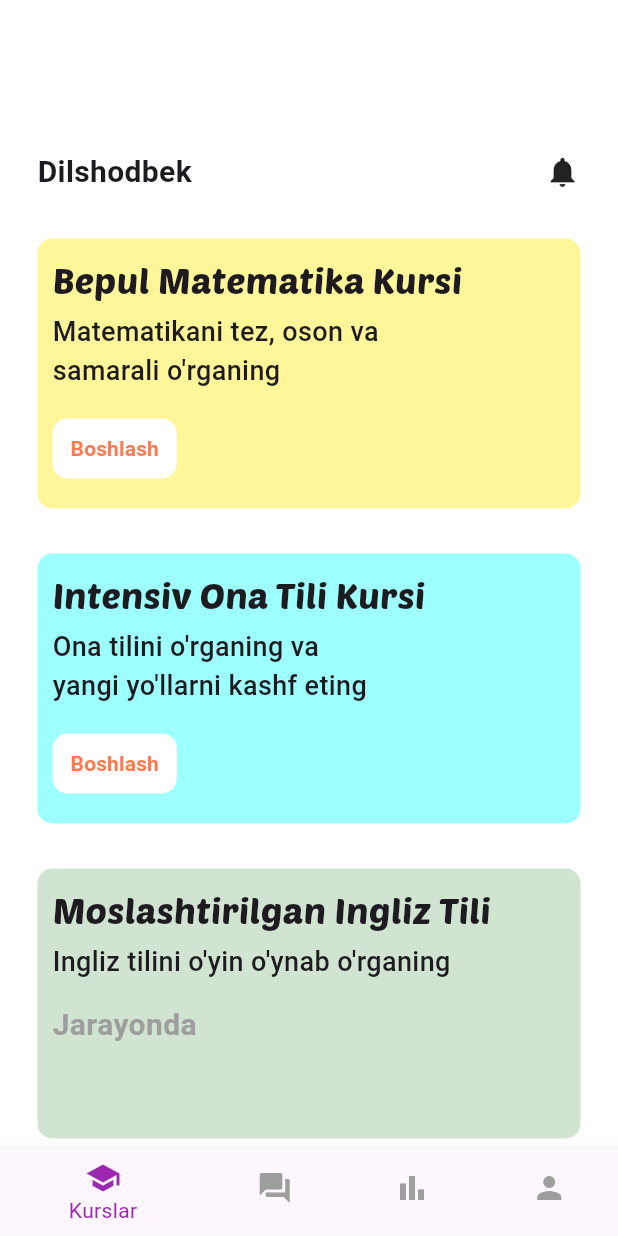
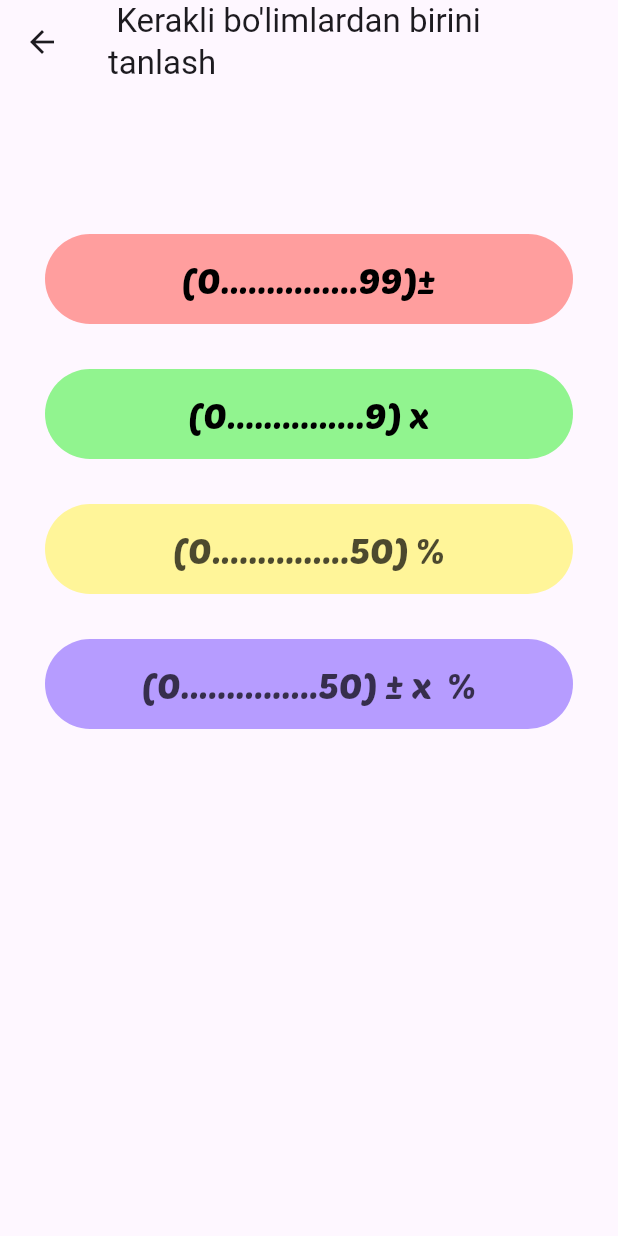
Before and after one commit to Primberdiyev/Imkon-App, a Flutter app: the screen it shows after launch, after a tap on "Boshlash", on a phone screen of 412 x 824 dp. Run offline on Flutter 3.47's test engine with Material 3 defaults, Android fonts, the light colour scheme and no system bars; our stand-ins replace hive; accounts and stored records are empty.

Commit message:
math cource is added

```diff
--- /dev/null
+++ b/lib/features/cources/math_cource/pages/math_cource_page.dart
@@ -0,0 +1,59 @@
+import 'package:flutter/material.dart';
+import 'package:imkon/core/ui_kit/custom_button.dart';
+import 'package:imkon/features/cources/math_cource/dialogs/attention_dialog.dart';
+
+class MathCourcePage extends StatelessWidget {
+  const MathCourcePage({super.key});
+
+  @override
+  Widget build(BuildContext context) {
+    return Scaffold(
+      appBar: AppBar(
+        title: Text(" Kerakli bo'limlardan birini tanlash", maxLines: 2),
+      ),
+      body: Center(
+        child: Column(
+          children: [
+            SizedBox(height: 100),
+            CustomButton(
+              function: () {
+                showDialog(
+                  context: context,
+                  builder: (context) => AttentionDialog(),
+                );
+              },
+              text: '(0...............99)±',
+              textSize: 24,
+              buttonColor: Color(0xFFFF9E9E),
+              textColor: Color(0xFF000000),
+            ),
+            Padding(
+              padding: const EdgeInsets.symmetric(vertical: 30),
+              child: CustomButton(
+                text: '(0...............9) x',
+                textSize: 24,
+                buttonColor: Color(0xFF91F48F),
+                textColor: Color(0xFF000000),
+              ),
+            ),
+            CustomButton(
+              text: '(0...............50) %',
+              textSize: 24,
+              buttonColor: Color(0xFFFFF599),
+              textColor: Color(0xFF000000).withValues(alpha: 0.7),
+            ),
+            Padding(
+              padding: const EdgeInsets.symmetric(vertical: 30),
+              child: CustomButton(
+                text: '(0...............50) ± x  %',
+                textSize: 24,
+                buttonColor: Color(0xFFB69CFF),
+                textColor: Color(0xFF000000).withValues(alpha: 0.7),
+              ),
+            ),
+          ],
+        ),
+      ),
+    );
+  }
+}
--- a/lib/features/fields/fields.dart
+++ b/lib/features/fields/fields.dart
@@ -1,4 +1,5 @@
 import 'package:flutter/material.dart';
+import 'package:imkon/features/cources/math_cource/pages/math_cource_page.dart';
 import 'package:imkon/features/home/widgets/course_card.dart';
 
 class Fields extends StatelessWidget {
@@ -23,7 +24,12 @@ class Fields extends StatelessWidget {
           title: 'Bepul Matematika Kursi',
           subtitle: "Matematikani tez, oson va\nsamarali o'rganing",
           color: const Color(0xFFFFF599),
-          onPressed: () {},
+          onPressed: () {
+            Navigator.push(
+              context,
+              MaterialPageRoute(builder: (context) => MathCourcePage()),
+            );
+          },
         ),
         CourseCard(
           title: 'Intensiv Ona Tili Kursi',
--- a/lib/features/home/widgets/course_card.dart
+++ b/lib/features/home/widgets/course_card.dart
@@ -20,7 +20,7 @@ class CourseCard extends StatelessWidget {
   Widget build(BuildContext context) {
     final bgColor =
         isInProgress
-            ? Color.alphaBlend(Colors.black.withOpacity(0.1), color)
+            ? Color.alphaBlend(Colors.black.withValues(alpha: 0.1), color)
             : color;
 
     return Container(
--- a/lib/features/splash/splash_page.dart
+++ b/lib/features/splash/splash_page.dart
@@ -1,6 +1,5 @@
 import 'package:flutter/material.dart';
 import 'package:imkon/features/home/pages/home_page.dart';
-import 'package:imkon/features/introduction/pages/begin_page.dart';
 import 'package:imkon/features/utils/app_images.dart';
 
 class SplashPage extends StatefulWidget {
@@ -25,9 +24,19 @@ class _SplashPageState extends State<SplashPage> {
   @override
   Widget build(BuildContext context) {
     return Scaffold(
-      backgroundColor: Colors.blue,
-      body: Center(
-        child: Image.asset(AppImages.bigBird, height: 200, width: 200),
+      body: Container(
+        height: MediaQuery.of(context).size.height,
+        width: MediaQuery.of(context).size.width,
+
+        decoration: BoxDecoration(
+          image: DecorationImage(
+            image: AssetImage(AppImages.whiteFone),
+            fit: BoxFit.cover,
+          ),
+        ),
+        child: Center(
+          child: Image.asset(AppImages.bigBird, height: 200, width: 200),
+        ),
       ),
     );
   }
--- a/lib/features/utils/app_images.dart
+++ b/lib/features/utils/app_images.dart
@@ -10,4 +10,7 @@ class AppImages {
   static const String preLevel = 'assets/images/pre_level.png';
   static const String middleLevel = 'assets/images/middle_level.png';
   static const String expert = 'assets/images/expert.png';
+  static const String mathFone = 'assets/images/math_fone.jpg';
+  static const String blueFone = 'assets/images/blue_fon.jpg';
+  static const String whiteFone = 'assets/images/white_fon.jpg';
 }
```
Also changed, not shown: lib/features/cources/math_cource/dialogs/attention_dialog.dart (added, +41 -0 lines), lib/features/cources/math_cource/methods/math_game_methods.dart (added, +42 -0 lines), lib/features/cources/math_cource/pages/math_game_beginner.dart (added, +237 -0 lines), pubspec.yaml (+6 -13 lines), assets/fonts/nunito.ttf (added), assets/images/blue_fon.jpg (added), assets/images/math_fone.jpg (added), assets/images/white_fon.jpg (added), pubspec.lock, 7 other files.
